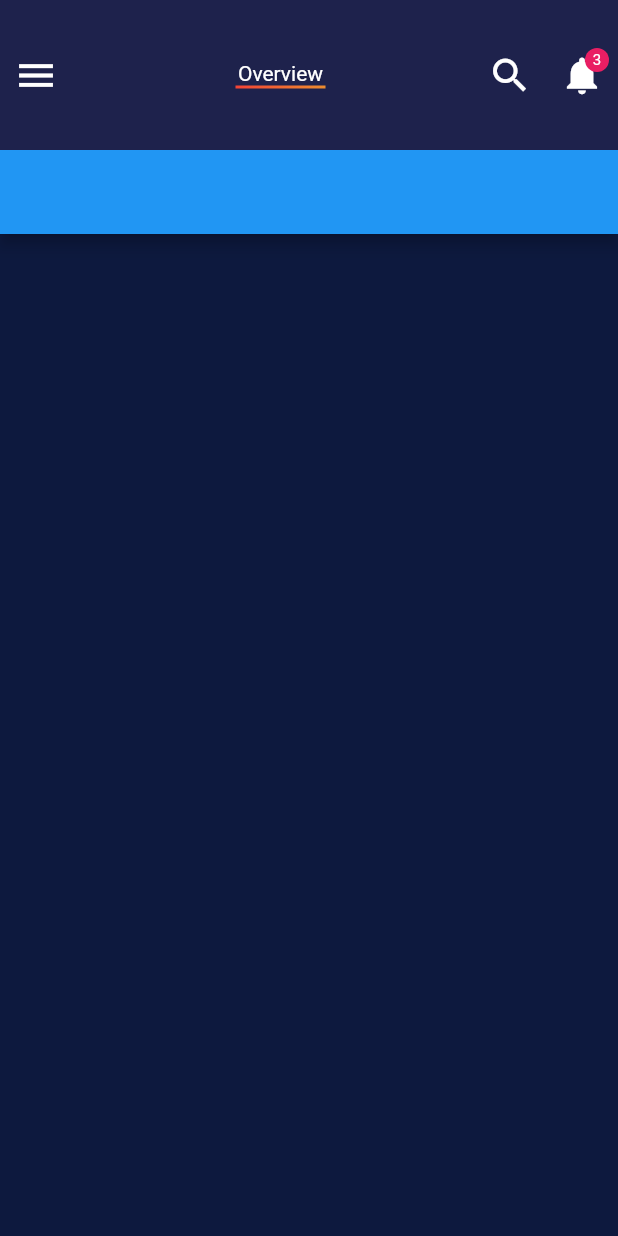
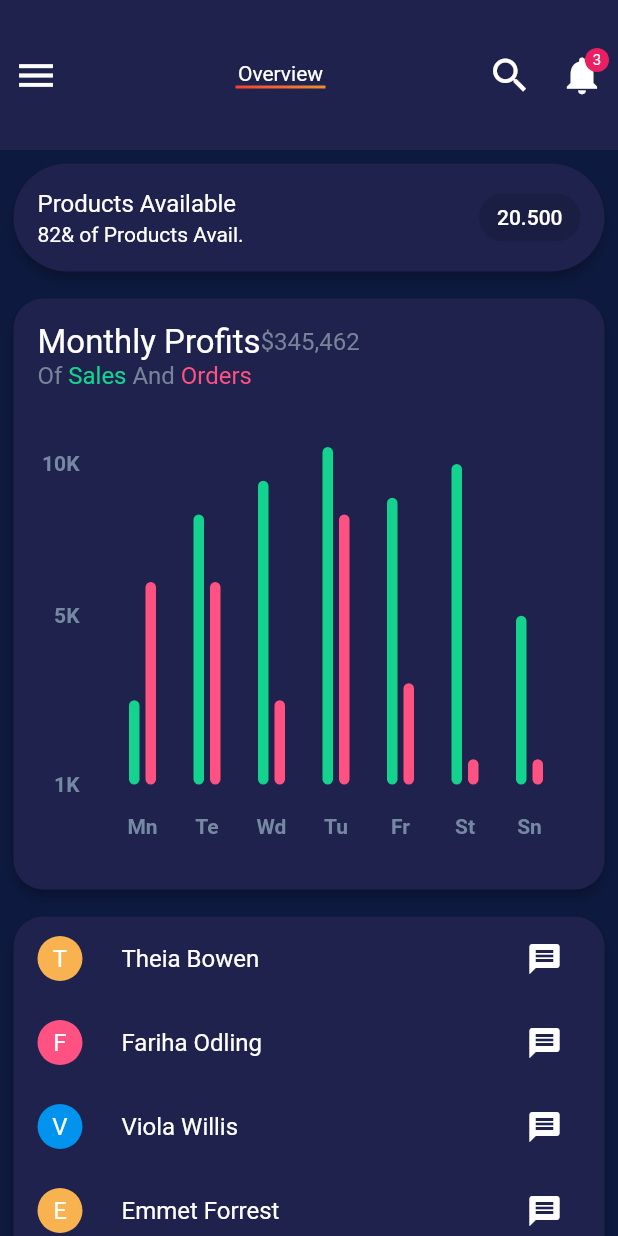
Before and after one commit to makhosravi/reposive_panel, a Flutter app: the screen it shows after launch, on a phone screen of 412 x 824 dp. Run offline on Flutter 3.47's test engine with Material 2 defaults, Android fonts, the phone set to English and light mode, and no system bars; drawn by our look-alikes of fl_chart.

Commit message:
implemented center panel page

```diff
--- /dev/null
+++ b/flutter_responsive_panel/lib/panel_center/linear_chart.dart
@@ -0,0 +1,288 @@
+import 'package:fl_chart/fl_chart.dart';
+import 'package:flutter/material.dart';
+import 'package:flutter_responsive_panel/constants.dart';
+
+class BarChartSample2 extends StatefulWidget {
+  const BarChartSample2({Key? key}) : super(key: key);
+
+  @override
+  State<StatefulWidget> createState() => BarChartSample2State();
+}
+
+class BarChartSample2State extends State<BarChartSample2> {
+  final Color leftBarColor = Constants.greenLight;
+  final Color rightBarColor = Constants.redLight;
+  final double width = 7;
+
+  late List<BarChartGroupData> rawBarGroups;
+  late List<BarChartGroupData> showingBarGroups;
+
+  int touchedGroupIndex = -1;
+
+  @override
+  void initState() {
+    super.initState();
+    final barGroup1 = makeGroupData(0, 5, 12);
+    final barGroup2 = makeGroupData(1, 16, 12);
+    final barGroup3 = makeGroupData(2, 18, 5);
+    final barGroup4 = makeGroupData(3, 20, 16);
+    final barGroup5 = makeGroupData(4, 17, 6);
+    final barGroup6 = makeGroupData(5, 19, 1.5);
+    final barGroup7 = makeGroupData(6, 10, 1.5);
+
+    final items = [
+      barGroup1,
+      barGroup2,
+      barGroup3,
+      barGroup4,
+      barGroup5,
+      barGroup6,
+      barGroup7,
+    ];
+
+    rawBarGroups = items;
+
+    showingBarGroups = rawBarGroups;
+  }
+
+  @override
+  Widget build(BuildContext context) {
+    return Padding(
+      padding: const EdgeInsets.only(
+        left: Constants.kPadding / 2,
+        right: Constants.kPadding / 2,
+        top: Constants.kPadding,
+      ),
+      child: AspectRatio(
+        aspectRatio: 1.0,
+        child: Card(
+          elevation: 3.0,
+          shape: RoundedRectangleBorder(borderRadius: BorderRadius.circular(20.0)),
+          color: Constants.purpleLight,
+          child: Padding(
+            padding: const EdgeInsets.all(16),
+            child: Column(
+              crossAxisAlignment: CrossAxisAlignment.stretch,
+              mainAxisAlignment: MainAxisAlignment.start,
+              mainAxisSize: MainAxisSize.max,
+              children: <Widget>[
+                Row(
+                  crossAxisAlignment: CrossAxisAlignment.center,
+                  mainAxisSize: MainAxisSize.min,
+                  mainAxisAlignment: MainAxisAlignment.start,
+                  children: const <Widget>[
+                    // makeTransactionsIcon(),
+                    Text(
+                      'Monthly Profits',
+                      style: TextStyle(color: Colors.white, fontSize: 22),
+                    ),
+                    Text(
+                      r'$345,462',
+                      style: TextStyle(color: Color(0xff77839a), fontSize: 16),
+                    ),
+                  ],
+                ),
+                Row(
+                  children: <Widget>[
+                    const Text(
+                      'Of ',
+                      style: TextStyle(color: Color(0xff77839a), fontSize: 16.0),
+                    ),
+                    Text(
+                      'Sales ',
+                      style: TextStyle(color: leftBarColor, fontSize: 16.0),
+                    ),
+                    const Text('And ', style: TextStyle(color: Color(0xff77839a), fontSize: 16.0),),
+                    Text('Orders', style: TextStyle(color: rightBarColor, fontSize: 16.0),),
+                  ],
+                ),
+                const SizedBox(
+                  height: 38,
+                ),
+                Expanded(
+                  child: BarChart(
+                    BarChartData(
+                      maxY: 20,
+                      barTouchData: BarTouchData(
+                          touchTooltipData: BarTouchTooltipData(
+                            tooltipBgColor: Colors.grey,
+                            getTooltipItem: (_a, _b, _c, _d) => null,
+                          ),
+                          touchCallback: (FlTouchEvent event, response) {
+                            if (response == null || response.spot == null) {
+                              setState(() {
+                                touchedGroupIndex = -1;
+                                showingBarGroups = List.of(rawBarGroups);
+                              });
+                              return;
+                            }
+
+                            touchedGroupIndex =
+                                response.spot!.touchedBarGroupIndex;
+
+                            setState(() {
+                              if (!event.isInterestedForInteractions) {
+                                touchedGroupIndex = -1;
+                                showingBarGroups = List.of(rawBarGroups);
+                                return;
+                              }
+                              showingBarGroups = List.of(rawBarGroups);
+                              if (touchedGroupIndex != -1) {
+                                var sum = 0.0;
+                                for (var rod
+                                in showingBarGroups[touchedGroupIndex]
+                                    .barRods) {
+                                  sum += rod.toY;
+                                }
+                                final avg = sum /
+                                    showingBarGroups[touchedGroupIndex]
+                                        .barRods
+                                        .length;
+
+                                showingBarGroups[touchedGroupIndex] =
+                                    showingBarGroups[touchedGroupIndex].copyWith(
+                                      barRods: showingBarGroups[touchedGroupIndex]
+                                          .barRods
+                                          .map((rod) {
+                                        return rod.copyWith(toY: avg);
+                                      }).toList(),
+                                    );
+                              }
+                            });
+                          }),
+                      titlesData: FlTitlesData(
+                        show: true,
+                        rightTitles: SideTitles(showTitles: false),
+                        topTitles: SideTitles(showTitles: false),
+                        bottomTitles: SideTitles(
+                          showTitles: true,
+                          getTextStyles: (context, value) => const TextStyle(
+                              color: Color(0xff7589a2),
+                              fontWeight: FontWeight.bold,
+                              fontSize: 14),
+                          margin: 20,
+                          getTitles: (double value) {
+                            switch (value.toInt()) {
+                              case 0:
+                                return 'Mn';
+                              case 1:
+                                return 'Te';
+                              case 2:
+                                return 'Wd';
+                              case 3:
+                                return 'Tu';
+                              case 4:
+                                return 'Fr';
+                              case 5:
+                                return 'St';
+                              case 6:
+                                return 'Sn';
+                              default:
+                                return '';
+                            }
+                          },
+                        ),
+                        leftTitles: SideTitles(
+                          showTitles: true,
+                          getTextStyles: (context, value) => const TextStyle(
+                              color: Color(0xff7589a2),
+                              fontWeight: FontWeight.bold,
+                              fontSize: 14),
+                          margin: 8,
+                          reservedSize: 28,
+                          interval: 1,
+                          getTitles: (value) {
+                            if (value == 0) {
+                              return '1K';
+                            } else if (value == 10) {
+                              return '5K';
+                            } else if (value == 19) {
+                              return '10K';
+                            } else {
+                              return '';
+                            }
+                          },
+                        ),
+                      ),
+                      borderData: FlBorderData(
+                        show: false,
+                      ),
+                      barGroups: showingBarGroups,
+                      gridData: FlGridData(show: false),
+                    ),
+                  ),
+                ),
+                const SizedBox(
+                  height: 12,
+                ),
+              ],
+            ),
+          ),
+        ),
+      ),
+    );
+  }
+
+  BarChartGroupData makeGroupData(int x, double y1, double y2) {
+    return BarChartGroupData(barsSpace: 4, x: x, barRods: [
+      BarChartRodData(
+        toY: y1,
+        colors: [leftBarColor],
+        width: width,
+      ),
+      BarChartRodData(
+        toY: y2,
+        colors: [rightBarColor],
+        width: width,
+      ),
+    ]);
+  }
+
+  Widget makeTransactionsIcon() {
+    const width = 4.5;
+    const space = 3.5;
+    return Row(
+      mainAxisSize: MainAxisSize.min,
+      crossAxisAlignment: CrossAxisAlignment.center,
+      children: <Widget>[
+        Container(
+          width: width,
+          height: 10,
+          color: Colors.white.withOpacity(0.4),
+        ),
+        const SizedBox(
+          width: space,
+        ),
+        Container(
+          width: width,
+          height: 28,
+          color: Colors.white.withOpacity(0.8),
+        ),
+        const SizedBox(
+          width: space,
+        ),
+        Container(
+          width: width,
+          height: 42,
+          color: Colors.white.withOpacity(1),
+        ),
+        const SizedBox(
+          width: space,
+        ),
+        Container(
+          width: width,
+          height: 28,
+          color: Colors.white.withOpacity(0.8),
+        ),
+        const SizedBox(
+          width: space,
+        ),
+        Container(
+          width: width,
+          height: 10,
+          color: Colors.white.withOpacity(0.4),
+        ),
+      ],
+    );
+  }
+}
--- a/flutter_responsive_panel/lib/panel_center/panel_center_page.dart
+++ b/flutter_responsive_panel/lib/panel_center/panel_center_page.dart
@@ -1,4 +1,12 @@
 import 'package:flutter/material.dart';
+import 'package:flutter_responsive_panel/constants.dart';
+import 'package:flutter_responsive_panel/panel_center/linear_chart.dart';
+
+class Person {
+  Person({required this.name, required this.color});
+  final String name;
+  final Color color;
+}
 
 class PanelCenterPage extends StatefulWidget {
   const PanelCenterPage({Key? key}) : super(key: key);
@@ -8,11 +16,84 @@ class PanelCenterPage extends StatefulWidget {
 }
 
 class _PanelCenterPageState extends State<PanelCenterPage> {
+  final List<Person> _persons = [
+    Person(name: 'Theia Bowen', color: Constants.orangeLight),
+    Person(name: 'Fariha Odling', color: Constants.redLight),
+    Person(name: 'Viola Willis', color: Constants.blueLight),
+    Person(name: 'Emmet Forrest', color: Constants.orangeLight),
+    Person(name: 'Nick Jarvis', color: Constants.greenLight),
+    Person(name: 'Amit Claveia', color: Constants.orangeLight),
+    Person(name: 'Amalie Howardeia', color: Constants.redLight),
+    Person(name: 'Campbell Britton', color: Constants.blueLight),
+    Person(name: 'Harley Mellor', color: Constants.redLight),
+    Person(name: 'Harlen Higgins', color: Constants.greenLight),
+  ];
   @override
   Widget build(BuildContext context) {
     return Scaffold(
-      appBar: AppBar(
-        backgroundColor: Colors.blue,
+      body: SingleChildScrollView(
+        child: Column(
+          children: [
+            Padding(
+              padding: const EdgeInsets.only(
+                left: Constants.kPadding / 2,
+                right: Constants.kPadding / 2,
+                top: Constants.kPadding / 2,
+              ),
+              child: Card(
+                elevation: 3.0,
+                color: Constants.purpleLight,
+                shape: RoundedRectangleBorder(
+                  borderRadius: BorderRadius.circular(50.0),
+                ),
+                child: const SizedBox(
+                  width: double.infinity,
+                  child: ListTile(
+                    title: Text(
+                      'Products Available',
+                      style: TextStyle(color: Colors.white),
+                    ),
+                    subtitle: Text(
+                      '82& of Products Avail.',
+                      style: TextStyle(color: Colors.white),
+                    ),
+                    trailing: Chip(
+                      label: Text(
+                        '20.500',
+                        style: TextStyle(color: Colors.white),
+                      ),
+                    ),
+                  ),
+                ),
+              ),
+            ),
+            const BarChartSample2(),
+            Padding(
+              padding: const EdgeInsets.only(
+                left: Constants.kPadding / 2,
+                right: Constants.kPadding / 2,
+                top: Constants.kPadding,
+                bottom: Constants.kPadding,
+              ),
+              child: Card(
+                elevation: 3.0,
+                color: Constants.purpleLight,
+                shape: RoundedRectangleBorder(borderRadius: BorderRadius.circular(20.0),),
+                child: Column(
+                  children: List.generate(_persons.length, (index) => ListTile(
+                    leading: CircleAvatar(
+                      radius: 15.0,
+                      child: Text(_persons[index].name.substring(0, 1), style: const TextStyle(color: Colors.white),),
+                      backgroundColor: _persons[index].color,
+                    ),
+                    title: Text(_persons[index].name, style: const TextStyle(color: Colors.white),),
+                    trailing: IconButton(onPressed: (){}, icon: const Icon(Icons.message, color: Colors.white,),),
+                  )),
+                ),
+              ),
+            ),
+          ],
+        ),
       ),
     );
   }
```
